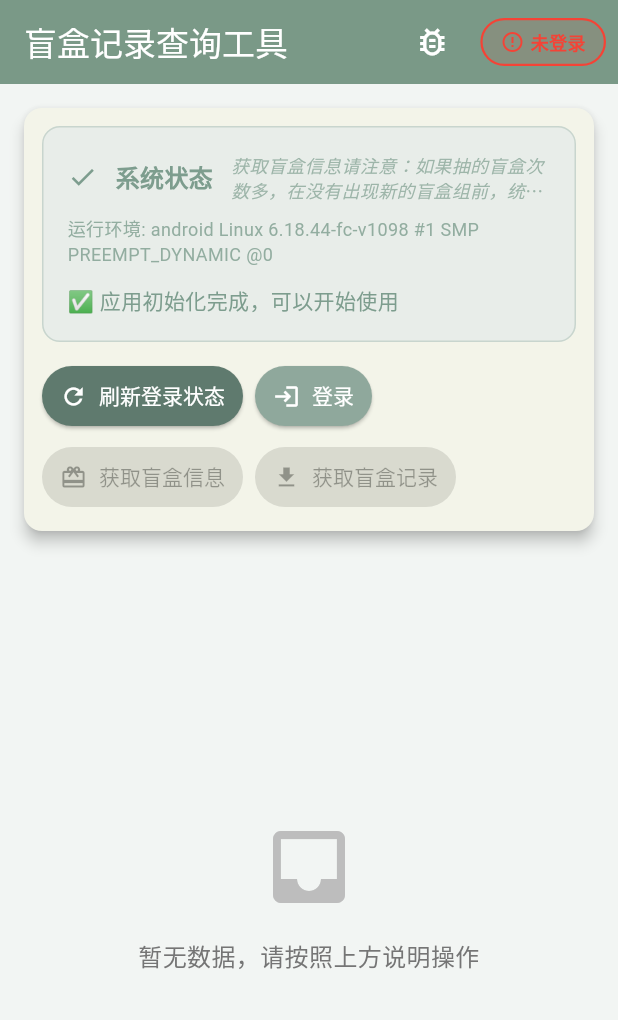
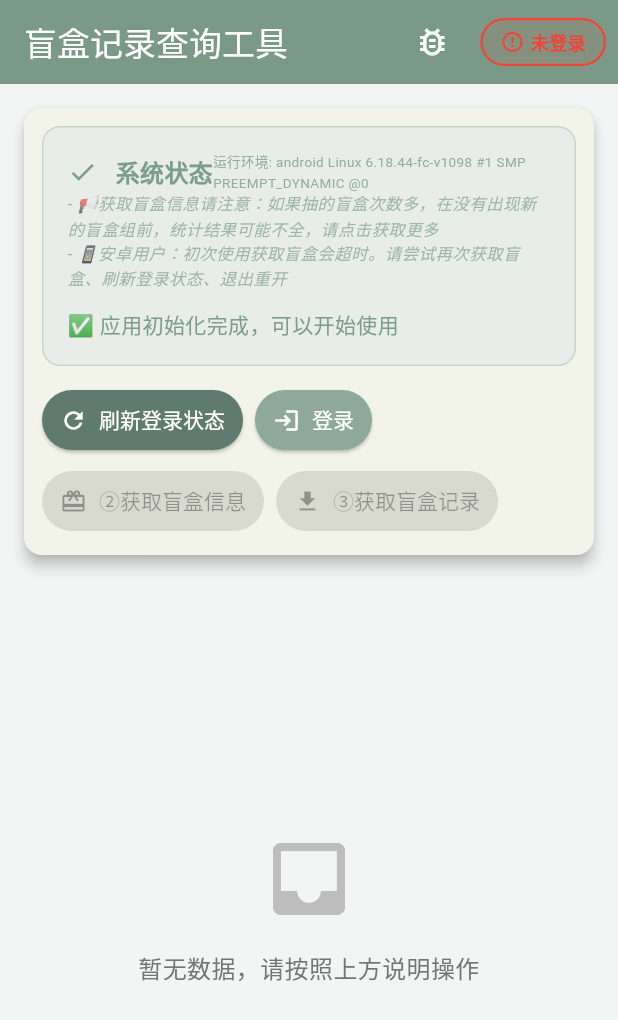
Before and after one commit to RedhairHambagu/mystery-box-result, a Flutter app: the screen it shows after launch, on a phone screen of 412 x 824 dp. Shown: the top 1020 px of the screen. Run offline on Flutter 3.47's test engine with Material 3 defaults, Android fonts, the phone set to English and light mode, and no system bars; our stand-ins replace shared_preferences; missing offline and left inert: flutter_inappwebview.

Commit message:
optimize: homepage提示优化，及超时时间缩短至半分钟

```diff
--- a/lib/pages/home_page_improved.dart
+++ b/lib/pages/home_page_improved.dart
@@ -710,34 +710,48 @@ class _HomePageImprovedState extends State<HomePageImproved> {
                         fontSize: 16,
                       ),
                     ),
-                    const SizedBox(width: 12),
-                    Expanded(
+                    if (_platformInfo.isNotEmpty) ...[
+                    const SizedBox(height: 8),
+                    Flexible(
                       child: Text(
-                        '获取盲盒信息请注意：如果抽的盲盒次数多，在没有出现新的盲盒组前，统计结果可能不全，请点击下一页',
+                        '运行环境: $_platformInfo',
                         style: TextStyle(
-                          color: textColor.withOpacity(0.7),
-                          fontSize: 12,
-                          fontStyle: FontStyle.italic,
-                        ),
-                        maxLines: 2,
+                          color: textColor.withOpacity(0.8),
+                          fontSize: 9,
+
+                        ),maxLines: 3,
                         overflow: TextOverflow.ellipsis,
                       ),
                     ),
+                  ],
                   ],
                 ),
               ),
             ],
           ),
-          if (_platformInfo.isNotEmpty) ...[
-            const SizedBox(height: 8),
-            Text(
-              '运行环境: $_platformInfo',
-              style: TextStyle(
-                color: textColor.withOpacity(0.8),
-                fontSize: 12,
-              ),
+
+          const SizedBox(width: 12),
+          Text(
+            '- 📢获取盲盒信息请注意：如果抽的盲盒次数多，在没有出现新的盲盒组前，统计结果可能不全，请点击获取更多',
+            style: TextStyle(
+              color: textColor.withOpacity(0.7),
+              fontSize: 11,
+              fontStyle: FontStyle.italic,
             ),
-          ],
+            maxLines: 3,
+            overflow: TextOverflow.ellipsis,
+          ),
+          const SizedBox(width: 12),
+          Text(
+            '- 📱安卓用户：初次使用获取盲盒会超时。请尝试再次获取盲盒、刷新登录状态、退出重开',
+            style: TextStyle(
+              color: textColor.withOpacity(0.7),
+              fontSize: 11,
+              fontStyle: FontStyle.italic,
+            ),
+            maxLines: 3,
+            overflow: TextOverflow.ellipsis,
+          ),
           const SizedBox(height: 12),
           if (_statusMessage.isNotEmpty)
             Text(
@@ -907,7 +921,7 @@ class _HomePageImprovedState extends State<HomePageImproved> {
                               child: CircularProgressIndicator(strokeWidth: 2),
                             )
                                 : const Icon(Icons.card_giftcard, size: 18),
-                            label: const Text('获取盲盒信息'),
+                            label: const Text('②获取盲盒信息'),
                             style: ElevatedButton.styleFrom(
                               backgroundColor: _canFetchItems ? MorandiGreenTheme.primary : MorandiGreenTheme.accent,
                               foregroundColor: Colors.white,
@@ -927,7 +941,7 @@ class _HomePageImprovedState extends State<HomePageImproved> {
                               child: CircularProgressIndicator(strokeWidth: 2),
                             )
                                 : const Icon(Icons.download, size: 18),
-                            label: Text(_currentPage == 0 ? '获取盲盒记录' : '下一页'),
+                            label: Text(_currentPage == 0 ? '③获取盲盒记录' : '④获取更多记录'),
                             style: ElevatedButton.styleFrom(
                               backgroundColor: MorandiGreenTheme.accent,
                               foregroundColor: Colors.white,
--- a/lib/utils/webview_helper_improved.dart
+++ b/lib/utils/webview_helper_improved.dart
@@ -207,7 +207,7 @@ class WebViewHelperImproved {
 
   // 使用onLoadResource监听网络请求 - 完全按照Electron逻辑
   static Future<Map<String, String>?> extractTokenFromMysteryBoxImproved({
-    Duration timeout = const Duration(minutes: 3),
+    Duration timeout = const Duration(seconds: 30),
   }) async {
     final completer = Completer<Map<String, String>?>();
     Timer? timeoutTimer;
```
